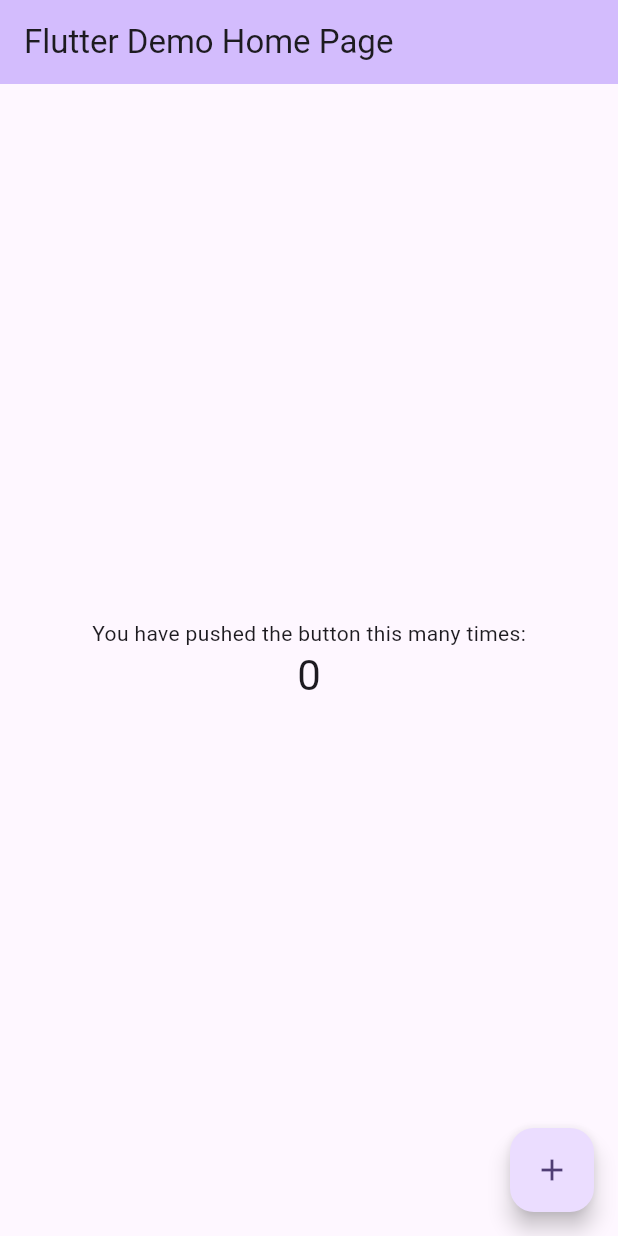
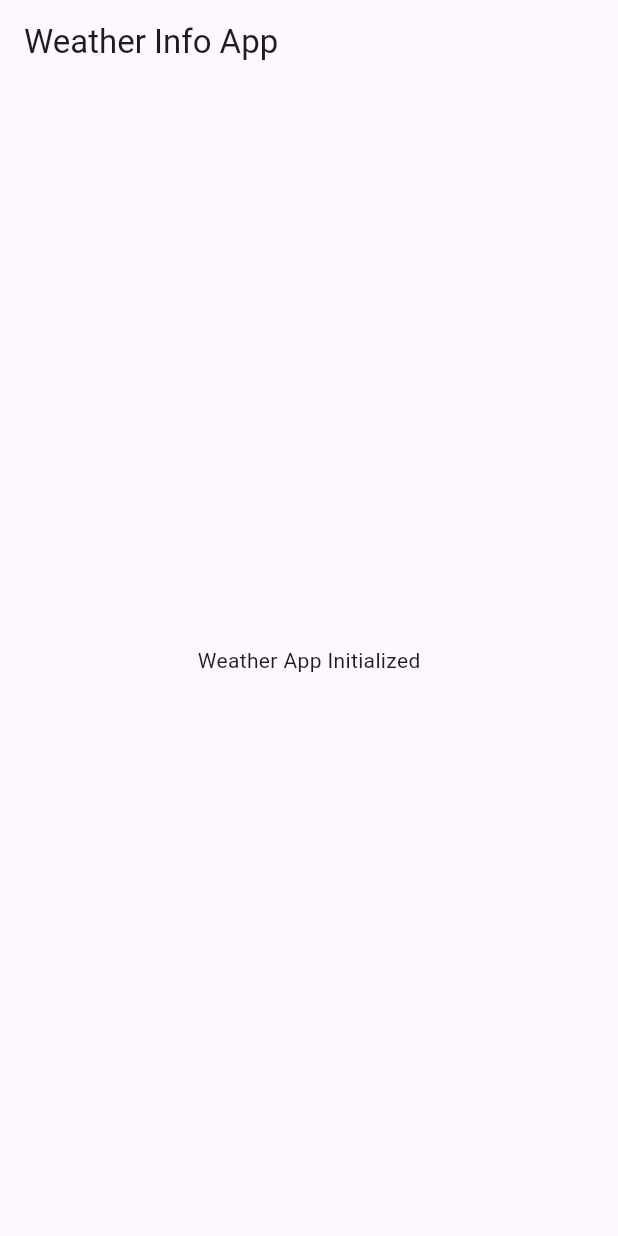
Before and after one commit to mariamomer135/weather_info_app, a Flutter app: the screen it shows after launch, on a phone screen of 412 x 824 dp. Run offline on Flutter 3.47's test engine with Material 3 defaults, Android fonts, the phone set to English and light mode, and no system bars.

Commit message:
Initial project setup and structure

```diff
--- a/lib/main.dart
+++ b/lib/main.dart
@@ -1,125 +1,17 @@
 import 'package:flutter/material.dart';
 
 void main() {
-  runApp(const MyApp());
+  runApp(WeatherApp());
 }
 
-class MyApp extends StatelessWidget {
-  const MyApp({super.key});
-
-  // This widget is the root of your application.
+class WeatherApp extends StatelessWidget {
   @override
   Widget build(BuildContext context) {
     return MaterialApp(
-      title: 'Flutter Demo',
-      theme: ThemeData(
-        // This is the theme of your application.
-        //
-        // TRY THIS: Try running your application with "flutter run". You'll see
-        // the application has a purple toolbar. Then, without quitting the app,
-        // try changing the seedColor in the colorScheme below to Colors.green
-        // and then invoke "hot reload" (save your changes or press the "hot
-        // reload" button in a Flutter-supported IDE, or press "r" if you used
-        // the command line to start the app).
-        //
-        // Notice that the counter didn't reset back to zero; the application
-        // state is not lost during the reload. To reset the state, use hot
-        // restart instead.
-        //
-        // This works for code too, not just values: Most code changes can be
-        // tested with just a hot reload.
-        colorScheme: ColorScheme.fromSeed(seedColor: Colors.deepPurple),
-        useMaterial3: true,
+      home: Scaffold(
+        appBar: AppBar(title: Text('Weather Info App')),
+        body: Center(child: Text('Weather App Initialized')),
       ),
-      home: const MyHomePage(title: 'Flutter Demo Home Page'),
     );
   }
 }
-
-class MyHomePage extends StatefulWidget {
-  const MyHomePage({super.key, required this.title});
-
-  // This widget is the home page of your application. It is stateful, meaning
-  // that it has a State object (defined below) that contains fields that affect
-  // how it looks.
-
-  // This class is the configuration for the state. It holds the values (in this
-  // case the title) provided by the parent (in this case the App widget) and
-  // used by the build method of the State. Fields in a Widget subclass are
-  // always marked "final".
-
-  final String title;
-
-  @override
-  State<MyHomePage> createState() => _MyHomePageState();
-}
-
-class _MyHomePageState extends State<MyHomePage> {
-  int _counter = 0;
-
-  void _incrementCounter() {
-    setState(() {
-      // This call to setState tells the Flutter framework that something has
-      // changed in this State, which causes it to rerun the build method below
-      // so that the display can reflect the updated values. If we changed
-      // _counter without calling setState(), then the build method would not be
-      // called again, and so nothing would appear to happen.
-      _counter++;
-    });
-  }
-
-  @override
-  Widget build(BuildContext context) {
-    // This method is rerun every time setState is called, for instance as done
-    // by the _incrementCounter method above.
-    //
-    // The Flutter framework has been optimized to make rerunning build methods
-    // fast, so that you can just rebuild anything that needs updating rather
-    // than having to individually change instances of widgets.
-    return Scaffold(
-      appBar: AppBar(
-        // TRY THIS: Try changing the color here to a specific color (to
-        // Colors.amber, perhaps?) and trigger a hot reload to see the AppBar
-        // change color while the other colors stay the same.
-        backgroundColor: Theme.of(context).colorScheme.inversePrimary,
-        // Here we take the value from the MyHomePage object that was created by
-        // the App.build method, and use it to set our appbar title.
-        title: Text(widget.title),
-      ),
-      body: Center(
-        // Center is a layout widget. It takes a single child and positions it
-        // in the middle of the parent.
-        child: Column(
-          // Column is also a layout widget. It takes a list of children and
-          // arranges them vertically. By default, it sizes itself to fit its
-          // children horizontally, and tries to be as tall as its parent.
-          //
-          // Column has various properties to control how it sizes itself and
-          // how it positions its children. Here we use mainAxisAlignment to
-          // center the children vertically; the main axis here is the vertical
-          // axis because Columns are vertical (the cross axis would be
-          // horizontal).
-          //
-          // TRY THIS: Invoke "debug painting" (choose the "Toggle Debug Paint"
-          // action in the IDE, or press "p" in the console), to see the
-          // wireframe for each widget.
-          mainAxisAlignment: MainAxisAlignment.center,
-          children: <Widget>[
-            const Text(
-              'You have pushed the button this many times:',
-            ),
-            Text(
-              '$_counter',
-              style: Theme.of(context).textTheme.headlineMedium,
-            ),
-          ],
-        ),
-      ),
-      floatingActionButton: FloatingActionButton(
-        onPressed: _incrementCounter,
-        tooltip: 'Increment',
-        child: const Icon(Icons.add),
-      ), // This trailing comma makes auto-formatting nicer for build methods.
-    );
-  }
-}
```
